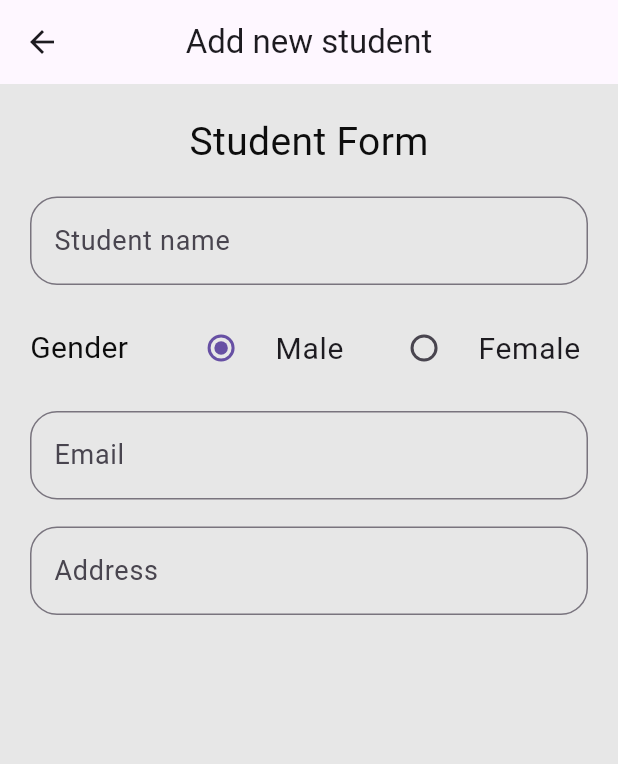
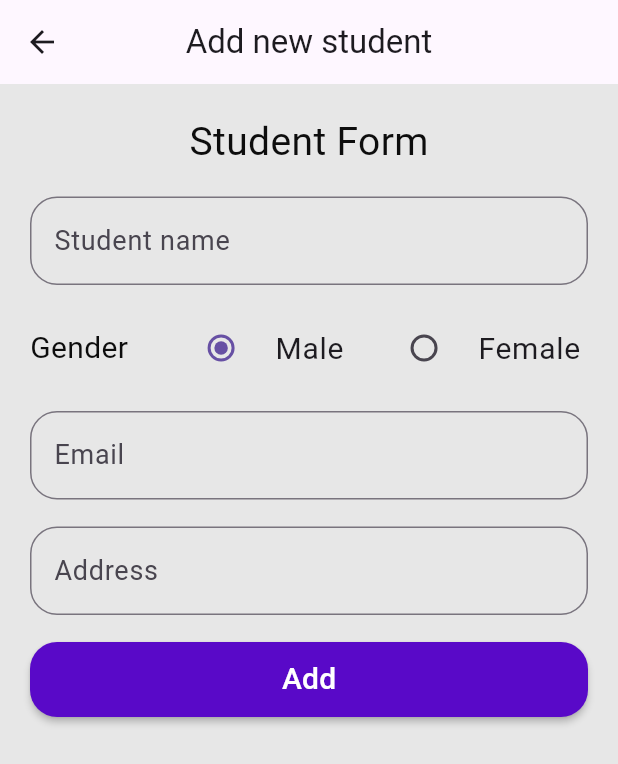
Before and after one commit to souneksarith3/theme_demo, a Flutter app: the StudentAdd screen opened by its route, on a phone screen of 412 x 824 dp. Shown: the top 764 px of the screen. Run offline on Flutter 3.47's test engine with Material 3 defaults, Android fonts, the phone set to English and light mode, and no system bars; our stand-ins replace get, google_fonts, supabase_flutter; accounts and stored records are empty.

Commit message:
Fix Button

```diff
--- a/lib/screens/student/student_add.dart
+++ b/lib/screens/student/student_add.dart
@@ -106,6 +106,23 @@ class StudentAdd extends StatelessWidget {
             controller: stdController.ctlAddress,
             label: "Address",
           ),
+          MaterialButton(
+            onPressed: () {},
+            height: 50,
+            minWidth: double.infinity,
+            color: AppTheme.primaryLight,
+            shape: RoundedRectangleBorder(
+              borderRadius: BorderRadiusGeometry.all(Radius.circular(18)),
+            ),
+            child: Text(
+              "Add",
+              style: TextStyle(
+                fontFamily: AppTheme.fontFamily,
+                fontSize: 20,
+                color: Colors.white,
+              ),
+            ),
+          ),
         ],
       ),
     );
@@ -120,4 +137,5 @@ class StudentAdd extends StatelessWidget {
       controller: controller,
     );
   }
+
 }
```
